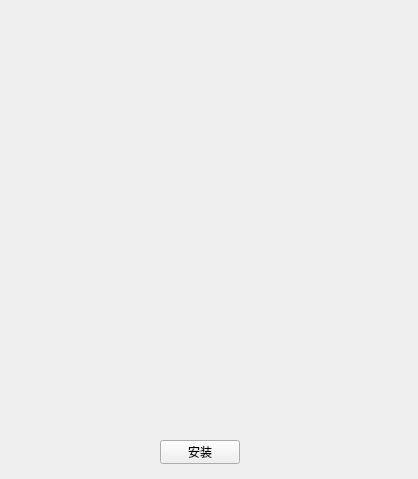
lirunquan/APK_Installer, file resource/main/ui_main.ui: the form before one commit.
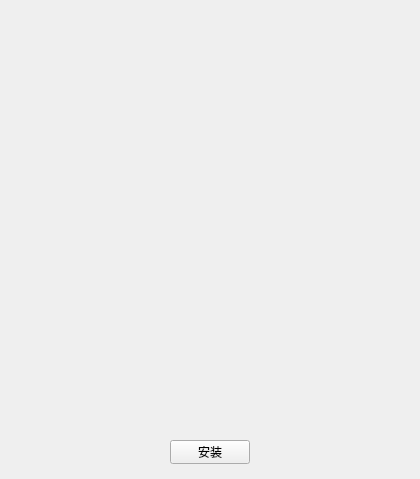
The form after the commit.

Diff of the .ui file:
```diff
--- a/resource/main/ui_main.ui
+++ b/resource/main/ui_main.ui
@@ -6,7 +6,7 @@
    <rect>
     <x>0</x>
     <y>0</y>
-    <width>418</width>
+    <width>420</width>
     <height>479</height>
    </rect>
   </property>
@@ -16,9 +16,9 @@
   <widget class="QWidget" name="widget_devices" native="true">
    <property name="geometry">
     <rect>
-     <x>0</x>
+     <x>10</x>
      <y>0</y>
-     <width>411</width>
+     <width>400</width>
      <height>201</height>
     </rect>
    </property>
@@ -26,9 +26,9 @@
   <widget class="QWidget" name="widget_apk" native="true">
    <property name="geometry">
     <rect>
-     <x>0</x>
+     <x>10</x>
      <y>200</y>
-     <width>411</width>
+     <width>400</width>
      <height>231</height>
     </rect>
    </property>
@@ -36,7 +36,7 @@
   <widget class="QPushButton" name="pushButton_install">
    <property name="geometry">
     <rect>
-     <x>160</x>
+     <x>170</x>
      <y>440</y>
      <width>80</width>
      <height>24</height>
```
